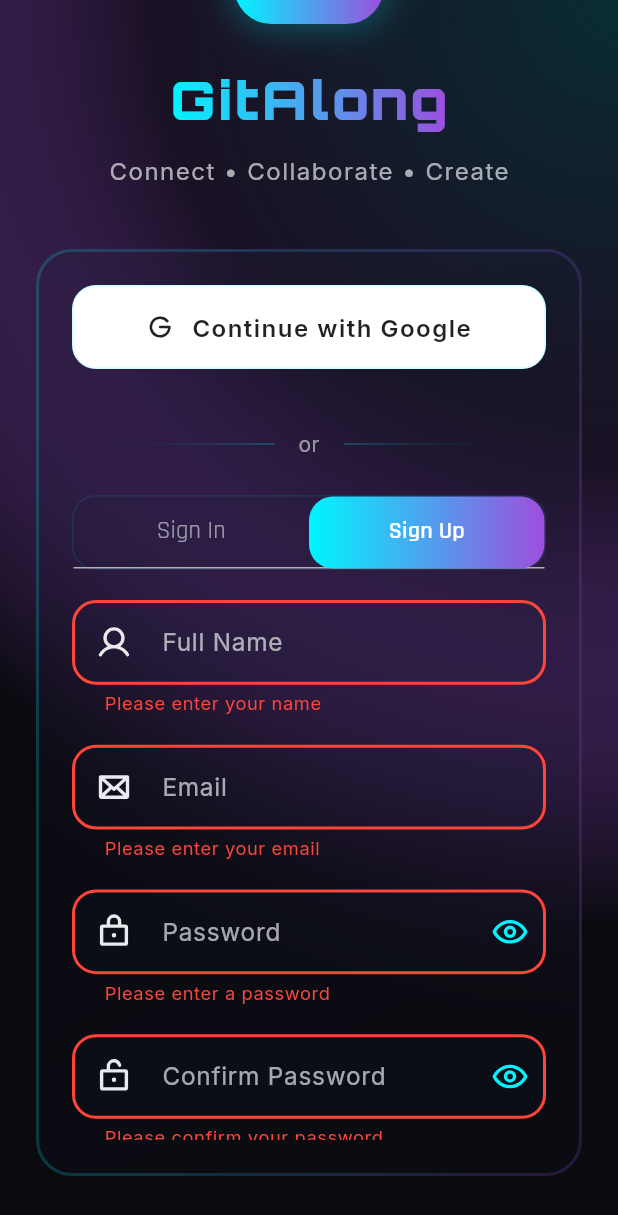
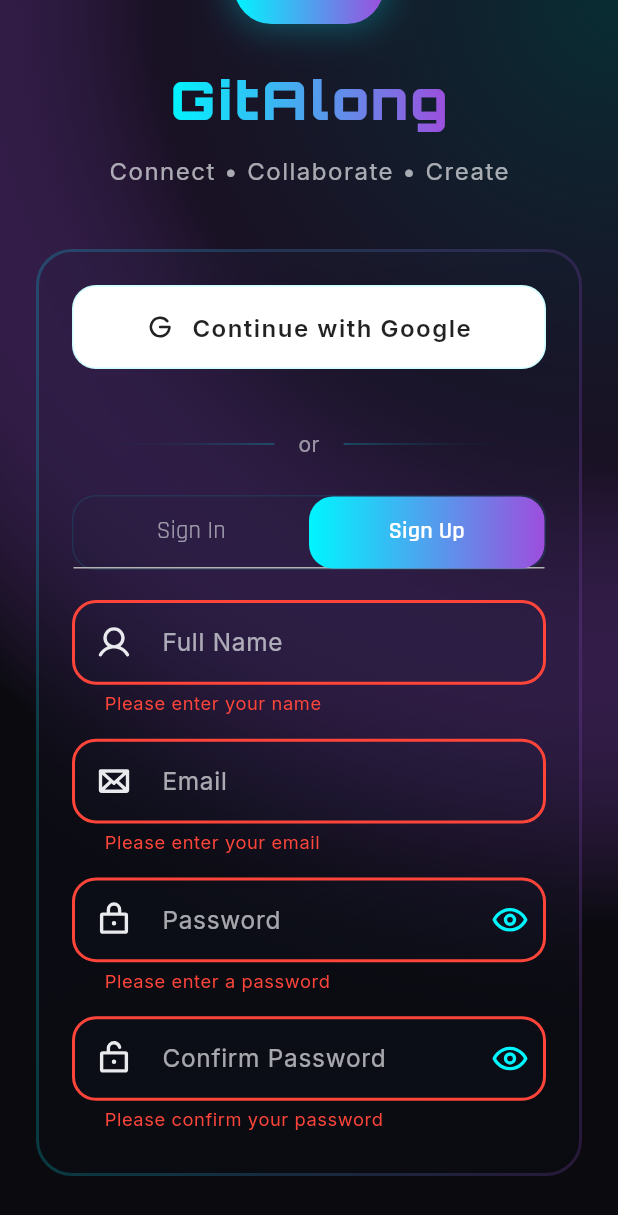
Before and after one commit to sreevallabh04/gitalong, a Flutter app: the screen it shows after launch, tab 2 chosen, scrolled down 124 dp, after a tap on "Create Account", on a phone screen of 412 x 824 dp. Shown: the top 1215 px of the screen. Run offline on Flutter 3.47's test engine with Material 3 defaults, Android fonts, the light colour scheme and no system bars; drawn by our look-alikes of flutter_animate, glassmorphism; our stand-ins replace cloud_firestore, device_info_plus, firebase_auth, firebase_core, firebase_storage, flutter_riverpod and 10 more; accounts and stored records are empty.

Commit message:
login page f

```diff
--- a/lib/screens/auth/login_screen.dart
+++ b/lib/screens/auth/login_screen.dart
@@ -37,6 +37,7 @@ class _LoginScreenState extends ConsumerState<LoginScreen>
 
   bool _isLoading = false;
   bool _obscurePassword = true;
+  bool _obscureSignUpPassword = true;
   bool _obscureConfirmPassword = true;
 
   @override
@@ -115,10 +116,16 @@ class _LoginScreenState extends ConsumerState<LoginScreen>
 
       if (response.user != null && mounted) {
         _showSuccessSnackBar(
-          'Account created! Please check your email to verify.',
+          'Account created successfully! Welcome to GitAlong!',
         );
-        _tabController.animateTo(0);
-        _clearSignUpForm();
+
+        // Navigate to onboarding to complete profile setup
+        final hasProfile = await ref.read(hasUserProfileProvider.future);
+        if (hasProfile) {
+          _navigateToHome();
+        } else {
+          _navigateToOnboarding();
+        }
       }
     } catch (e) {
       if (mounted) {
@@ -229,13 +236,6 @@ class _LoginScreenState extends ConsumerState<LoginScreen>
     } catch (e) {
       _showErrorSnackBar(e.toString());
     }
-  }
-
-  void _clearSignUpForm() {
-    _signUpNameController.clear();
-    _signUpEmailController.clear();
-    _signUpPasswordController.clear();
-    _confirmPasswordController.clear();
   }
 
   void _navigateToOnboarding() {
@@ -642,7 +642,7 @@ class _LoginScreenState extends ConsumerState<LoginScreen>
 
   Widget _buildTabViews() {
     return Container(
-      constraints: BoxConstraints(
+      constraints: const BoxConstraints(
         minHeight: 300,
         maxHeight: 400,
       ),
@@ -682,7 +682,7 @@ class _LoginScreenState extends ConsumerState<LoginScreen>
               return null;
             },
           ),
-          const SizedBox(height: 20),
+          const SizedBox(height: 16),
 
           _buildTextField(
             controller: _signInPasswordController,
@@ -724,7 +724,7 @@ class _LoginScreenState extends ConsumerState<LoginScreen>
             ),
           ),
 
-          const SizedBox(height: 24),
+          const SizedBox(height: 20),
 
           // Sign in button
           _buildActionButton(
@@ -749,10 +749,13 @@ class _LoginScreenState extends ConsumerState<LoginScreen>
               if (value == null || value.trim().isEmpty) {
                 return 'Please enter your name';
               }
+              if (value.trim().length < 2) {
+                return 'Name must be at least 2 characters';
+              }
               return null;
             },
           ),
-          const SizedBox(height: 20),
+          const SizedBox(height: 16),
 
           _buildTextField(
             controller: _signUpEmailController,
@@ -763,28 +766,29 @@ class _LoginScreenState extends ConsumerState<LoginScreen>
               if (value == null || value.trim().isEmpty) {
                 return 'Please enter your email';
               }
-              if (!value.contains('@')) {
-                return 'Please enter a valid email';
+              if (!RegExp(r'^[\w-\.]+@([\w-]+\.)+[\w-]{2,4}$')
+                  .hasMatch(value.trim())) {
+                return 'Please enter a valid email address';
               }
               return null;
             },
           ),
-          const SizedBox(height: 20),
+          const SizedBox(height: 16),
 
           _buildTextField(
             controller: _signUpPasswordController,
             label: 'Password',
             icon: Icon(PhosphorIcons.lock(PhosphorIconsStyle.bold)),
-            obscureText: _obscurePassword,
+            obscureText: _obscureSignUpPassword,
             suffixIcon: IconButton(
               icon: Icon(
-                _obscurePassword
+                _obscureSignUpPassword
                     ? PhosphorIcons.eye(PhosphorIconsStyle.bold)
                     : PhosphorIcons.eyeSlash(PhosphorIconsStyle.bold),
                 color: Theme.of(context).colorScheme.primary,
               ),
-              onPressed: () =>
-                  setState(() => _obscurePassword = !_obscurePassword),
+              onPressed: () => setState(
+                  () => _obscureSignUpPassword = !_obscureSignUpPassword),
             ),
             validator: (value) {
               if (value == null || value.isEmpty) {
@@ -793,10 +797,13 @@ class _LoginScreenState extends ConsumerState<LoginScreen>
               if (value.length < 6) {
                 return 'Password must be at least 6 characters';
               }
+              if (!RegExp(r'^(?=.*[a-zA-Z])(?=.*\d)').hasMatch(value)) {
+                return 'Password must contain letters and numbers';
+              }
               return null;
             },
           ),
-          const SizedBox(height: 20),
+          const SizedBox(height: 16),
 
           _buildTextField(
             controller: _confirmPasswordController,
@@ -825,7 +832,7 @@ class _LoginScreenState extends ConsumerState<LoginScreen>
             },
           ),
 
-          const SizedBox(height: 32),
+          const SizedBox(height: 24),
 
           // Sign up button
           _buildActionButton(
```
Also changed, not shown: 1 other file.
